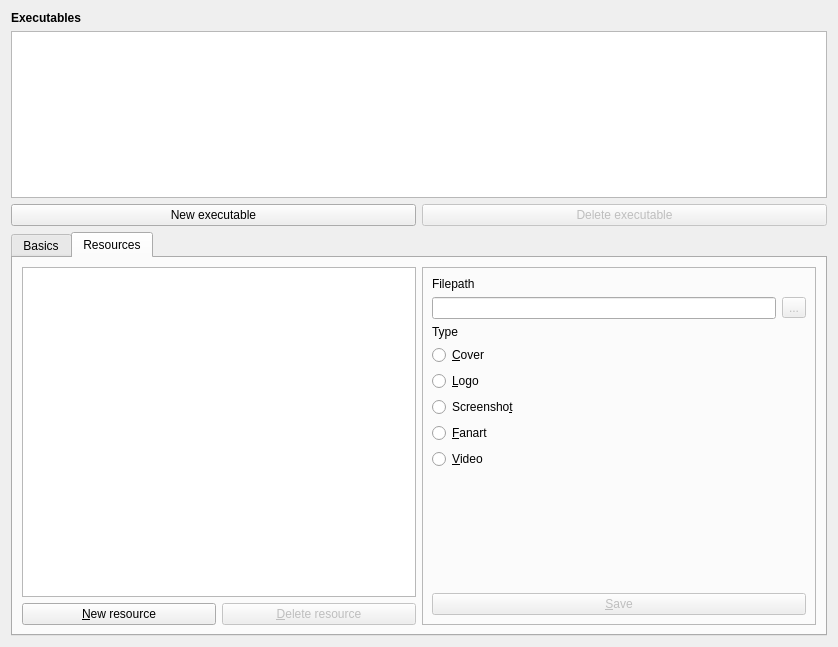
Old version of the form res/executable.ui in the repository remeh/mehstation-config.
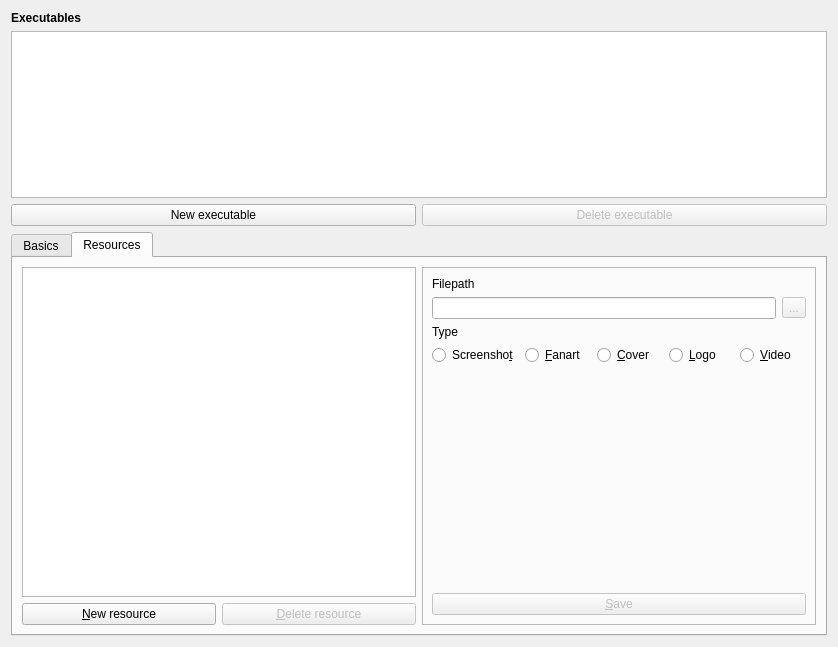
New version of the form.

Commit message: All resources type on one line.

```diff
--- a/res/executable.ui
+++ b/res/executable.ui
@@ -305,19 +305,7 @@
                </widget>
               </item>
               <item>
-               <widget class="QRadioButton" name="cover">
-                <property name="text">
-                 <string>&amp;Cover</string>
-                </property>
-               </widget>
-              </item>
-              <item>
-               <widget class="QRadioButton" name="logo">
-                <property name="text">
-                 <string>&amp;Logo</string>
-                </property>
-               </widget>
-              </item>
+               <layout class="QHBoxLayout" name="horizontalLayout_11">
               <item>
                <widget class="QRadioButton" name="screenshot">
                 <property name="text">
@@ -332,12 +320,28 @@
                 </property>
                </widget>
               </item>
+                <item>
+                 <widget class="QRadioButton" name="cover">
+                  <property name="text">
+                   <string>&amp;Cover</string>
+                  </property>
+                 </widget>
+                </item>
+                <item>
+                 <widget class="QRadioButton" name="logo">
+                  <property name="text">
+                   <string>&amp;Logo</string>
+                  </property>
+                 </widget>
+                </item>
               <item>
                <widget class="QRadioButton" name="video">
                 <property name="text">
                  <string>&amp;Video</string>
                 </property>
                </widget>
+                </item>
+               </layout>
               </item>
               <item>
                <widget class="QLabel" name="image">
```
Lines whose indentation alone changed are shown as unchanged.
